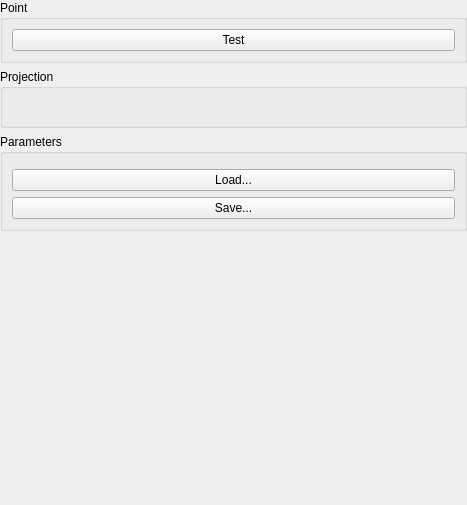
This is Include/iqtipr/CLineProjectionSupplierGuiComp.ui in ImagingTools/IAcf as Qt 5 draws it before an edit. The edited form follows.
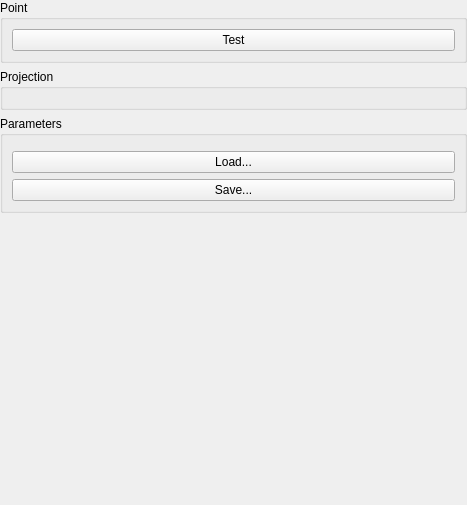
This is the edited form.

Diff of the .ui file:
```diff
--- a/Include/iqtipr/CLineProjectionSupplierGuiComp.ui
+++ b/Include/iqtipr/CLineProjectionSupplierGuiComp.ui
@@ -45,23 +45,11 @@
     </widget>
    </item>
    <item>
-    <widget class="QGroupBox" name="ProjectionGroup" >
-     <property name="title" >
+    <widget class="QGroupBox" name="ProjectionFrame">
+     <property name="title">
       <string>Projection</string>
      </property>
-     <layout class="QVBoxLayout" name="verticalLayout" >
-      <item>
-       <widget class="QFrame" name="ProjectionFrame" >
-        <property name="frameShape" >
-         <enum>QFrame::NoFrame</enum>
-        </property>
-        <property name="frameShadow" >
-         <enum>QFrame::Raised</enum>
-        </property>
-        <layout class="QVBoxLayout" name="verticalLayout_2" />
-       </widget>
-      </item>
-     </layout>
+     <layout class="QVBoxLayout" name="verticalLayout"/>
     </widget>
    </item>
    <item>
```
Left out of the diff: 75 changed lines with no effect on the pictures.
